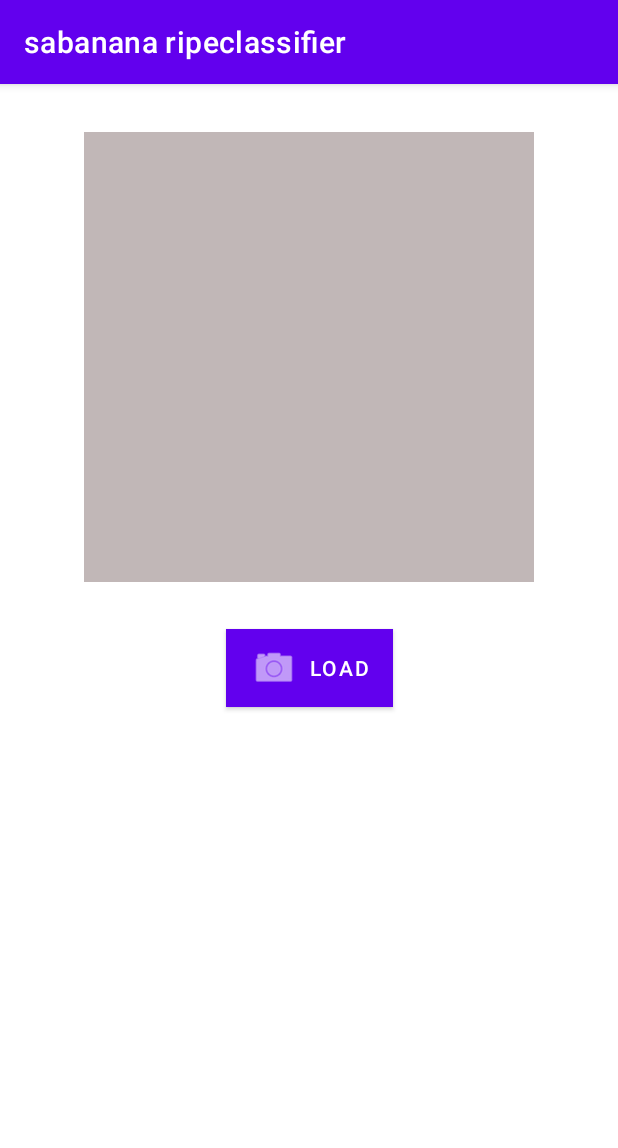
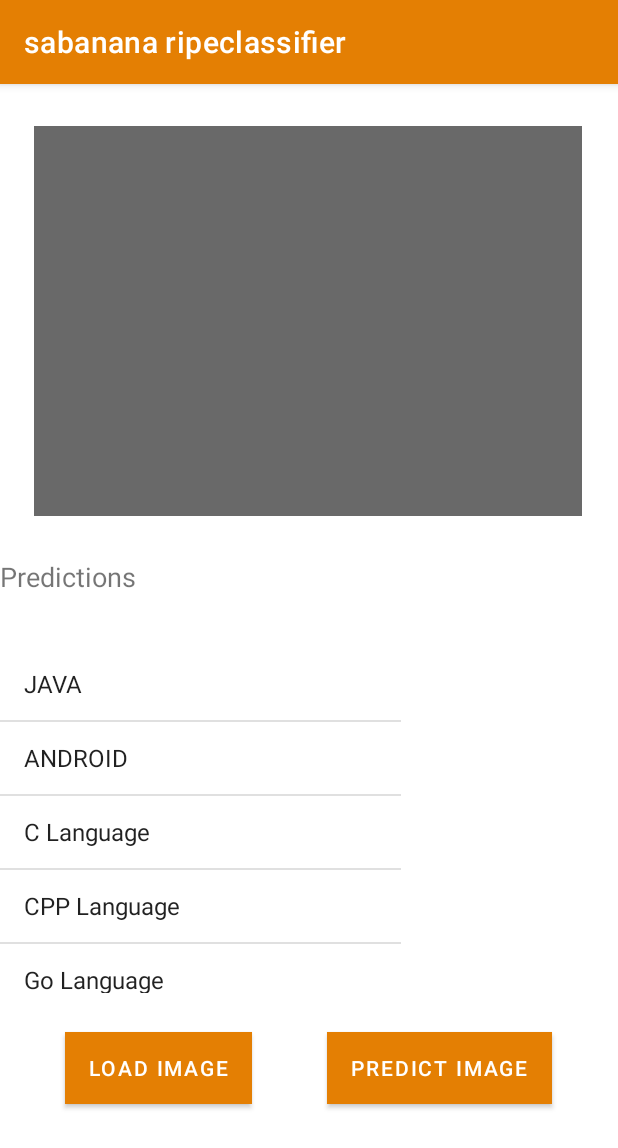
Before and after one commit to nepmontanez/sabanana, an Android app: the screen it shows after launch (MainActivity), on a phone screen of 412 x 824 dp. Shown: the top 1148 px of the screen. Run offline under Robolectric (Android 15) with nearby library versions, the phone set to English and light mode, and no system bars; libraries missing offline, so code that uses them is left out: org.tensorflow.lite; 10 statements that could not run were skipped.

Commit message:
Add user interface in the android app

```diff
--- a/android/SabananaClassifier/app/src/main/java/com/appnana/sabanana/MainActivity.java
+++ b/android/SabananaClassifier/app/src/main/java/com/appnana/sabanana/MainActivity.java
@@ -14,6 +14,9 @@ import android.provider.MediaStore;
 import android.util.Log;
 import android.view.View;
 import android.widget.ImageView;
+import android.widget.ListView;
+import android.widget.AdapterView;
+import android.widget.ArrayAdapter;
 import android.widget.Toast;
 
 import com.appnana.sabanana.tflite.Classifier;
@@ -33,6 +36,7 @@ import java.io.FileDescriptor;
 import java.io.FileNotFoundException;
 import java.io.IOException;
 import java.util.List;
+import java.util.ArrayList;
 
 public class MainActivity extends AppCompatActivity {
 
@@ -48,12 +52,32 @@ public class MainActivity extends AppCompatActivity {
         setContentView(R.layout.activity_main);
         this.model = new Classifier(this, "model.tflite", "labels.txt", TFliteModel.Device.CPU, 4);
         this.imageView = this.findViewById(R.id.imageView);
+        final ListView list = findViewById(R.id.list);
+        ArrayList<String> arrayList = new ArrayList<>();
+        arrayList.add("JAVA");
+        arrayList.add("ANDROID");
+        arrayList.add("C Language");
+        arrayList.add("CPP Language");
+        arrayList.add("Go Language");
+        arrayList.add("AVN SYSTEMS");
+        ArrayAdapter<String> arrayAdapter = new ArrayAdapter<String>(this, android.R.layout.simple_list_item_1, arrayList);
+        list.setAdapter(arrayAdapter);
+        list.setOnItemClickListener(new AdapterView.OnItemClickListener() {
+            @Override
+            public void onItemClick(AdapterView<?> parent, View view, int position, long id) {
+                String clickedItem=(String) list.getItemAtPosition(position);
+                Toast.makeText(MainActivity.this,clickedItem,Toast.LENGTH_LONG).show();
+            }
+        });
     }
 
-    public void btnLoadImageClick(View view) {
+    public void btnLoadImage(View view) {
         requestFileIntent = new Intent(Intent.ACTION_PICK);
         requestFileIntent.setType("image/jpg");
         this.startActivityForResult(requestFileIntent, 0);
+    }
+
+    public void btnPredictImage(View view) {
     }
 
     @SuppressLint("DefaultLocale")
--- /dev/null
+++ b/android/SabananaClassifier/app/src/main/res/drawable/border.xml
@@ -0,0 +1,7 @@
+<?xml version="1.0" encoding="utf-8"?>
+<shape
+    xmlns:android="http://schemas.android.com/apk/res/android"
+    android:shape= "rectangle">
+    <solid android:color="#ffffff"/>
+    <stroke android:width="1dp" android:color="#000000"/>
+</shape>
--- a/android/SabananaClassifier/app/src/main/res/layout/activity_main.xml
+++ b/android/SabananaClassifier/app/src/main/res/layout/activity_main.xml
@@ -8,35 +8,79 @@
 
     <ImageView
         android:id="@+id/imageView"
-        android:layout_width="300dp"
-        android:layout_height="300dp"
-        android:layout_marginTop="32dp"
-        android:background="#C1B7B7"
-        android:scaleType="fitCenter"
+        android:layout_width="365dp"
+        android:layout_height="260dp"
+        android:layout_marginTop="28dp"
+        android:background="#696969"
+        android:scaleType="fitXY"
         app:layout_constraintEnd_toEndOf="parent"
+        app:layout_constraintHorizontal_bias="0.489"
         app:layout_constraintStart_toStartOf="parent"
         app:layout_constraintTop_toTopOf="parent" />
 
     <Button
-        android:id="@+id/button"
+        android:id="@+id/loadBtn"
         android:layout_width="wrap_content"
         android:layout_height="wrap_content"
-        android:layout_marginTop="31dp"
+        android:layout_marginTop="344dp"
         android:background="#FFFFFF"
-        android:text="load"
-        app:icon="@android:drawable/ic_menu_camera"
+        android:onClick="btnLoadImage"
+        android:text="Load Image"
         app:layout_constraintEnd_toEndOf="parent"
+        app:layout_constraintHorizontal_bias="0.15"
         app:layout_constraintStart_toStartOf="parent"
-        android:onClick="btnLoadImageClick"
         app:layout_constraintTop_toBottomOf="@+id/imageView" />
 
-    <TextView
+    <Button
+        android:id="@+id/predictBtn"
         android:layout_width="wrap_content"
         android:layout_height="wrap_content"
-        android:text="Hello World!"
-        app:layout_constraintBottom_toBottomOf="parent"
-        app:layout_constraintLeft_toLeftOf="parent"
-        app:layout_constraintRight_toRightOf="parent"
-        app:layout_constraintTop_toTopOf="parent" />
+        android:layout_marginTop="344dp"
+        android:background="#FFFFFF"
+        android:onClick="btnPredictImage"
+        android:text="Predict Image"
+        app:layout_constraintEnd_toEndOf="parent"
+        app:layout_constraintHorizontal_bias="0.832"
+        app:layout_constraintStart_toStartOf="parent"
+        app:layout_constraintTop_toBottomOf="@+id/imageView" />
+
+    <LinearLayout
+        android:layout_width="267dp"
+        android:layout_height="230dp"
+        android:layout_marginTop="88dp"
+        android:orientation="vertical"
+        android:scrollbarSize="1dp"
+        app:layout_constraintTop_toBottomOf="@+id/imageView"
+        tools:layout_editor_absoluteX="72dp">
+
+        <ListView
+            android:id="@+id/list"
+            android:layout_width="wrap_content"
+            android:layout_height="wrap_content" />
+    </LinearLayout>
+
+    <TextView
+        android:id="@+id/textView"
+        android:layout_width="156dp"
+        android:layout_height="41dp"
+        android:layout_marginTop="28dp"
+        android:layout_marginStart="100dp"
+        android:text="Predictions"
+        android:textSize="18sp"
+        app:layout_constraintTop_toBottomOf="@+id/imageView"
+        tools:layout_editor_absoluteX="35dp" />
+
+<!--    <TextView-->
+<!--        android:id="@+id/textViewTip"-->
+<!--        android:textSize="100sp"-->
+<!--        android:layout_width="wrap_content"-->
+<!--        android:layout_height="wrap_content"-->
+<!--        android:layout_alignBottom="@+id/imageView"-->
+<!--        android:layout_alignTop="@+id/imageView"-->
+<!--        android:layout_marginLeft="8dp"-->
+<!--        android:layout_marginRight="20dp"-->
+<!--        android:layout_marginTop="22dp"-->
+<!--        android:layout_marginBottom="22dp"-->
+<!--        android:text="Changable" />-->
 
 </androidx.constraintlayout.widget.ConstraintLayout>
--- a/android/SabananaClassifier/app/src/main/res/values/colors.xml
+++ b/android/SabananaClassifier/app/src/main/res/values/colors.xml
@@ -1,8 +1,8 @@
 <?xml version="1.0" encoding="utf-8"?>
 <resources>
-    <color name="purple_200">#FFBB86FC</color>
-    <color name="purple_500">#FF6200EE</color>
-    <color name="purple_700">#FF3700B3</color>
+    <color name="purple_200">#DC7900</color>
+    <color name="purple_500">#E47F03</color>
+    <color name="purple_700">#FF8C00</color>
     <color name="teal_200">#FF03DAC5</color>
     <color name="teal_700">#FF018786</color>
     <color name="black">#FF000000</color>
```
